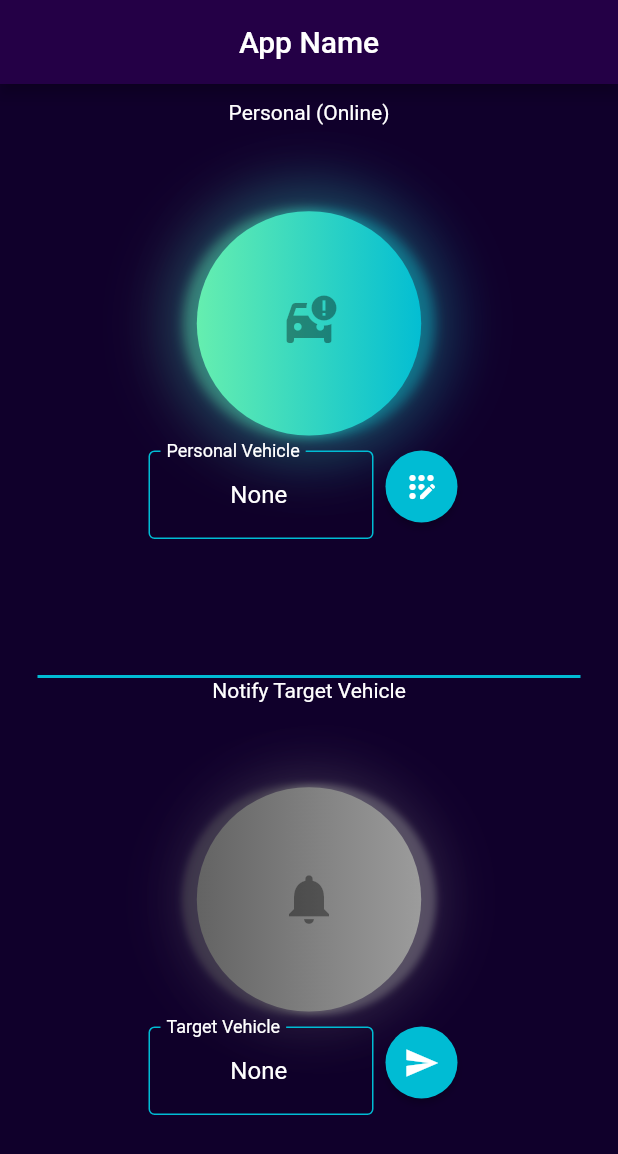
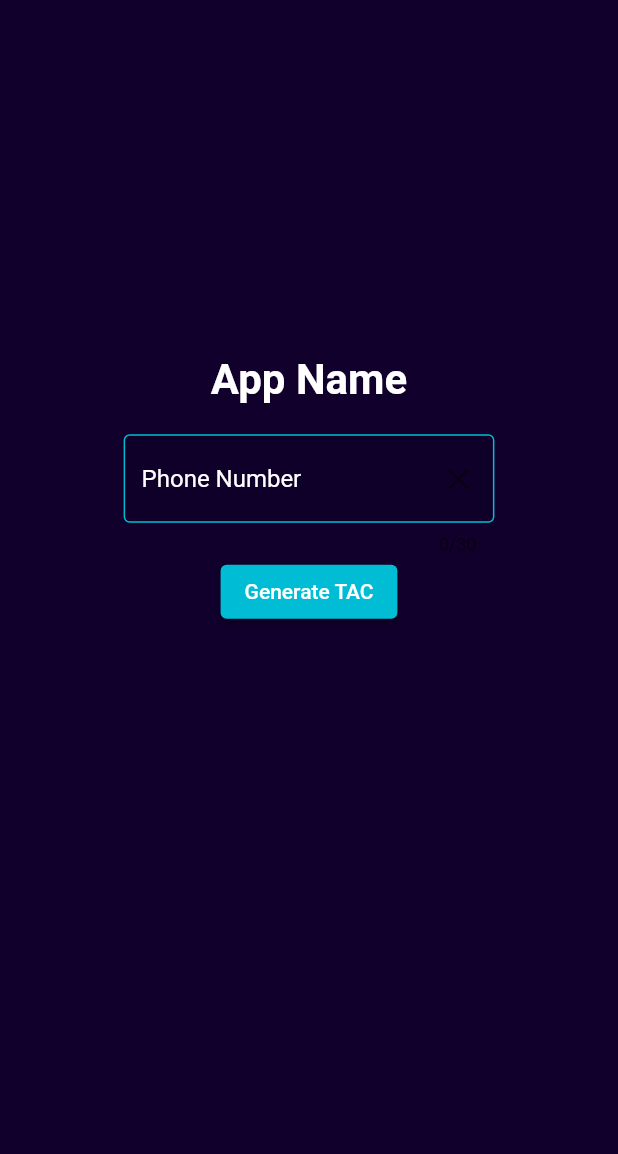
Before and after one commit to ChengCK18/parker-flutter, a Flutter app: the screen it shows after launch, on a phone screen of 412 x 824 dp. Shown: the top 1154 px of the screen. Run offline on Flutter 3.47's test engine with Material 2 defaults, Android fonts, the light colour scheme and no system bars; our stand-ins replace cloud_firestore, firebase_core; accounts and stored records are empty; generated files the repository leaves out were written again.

Commit message:
Added login page, pending firebase auth

```diff
--- /dev/null
+++ b/lib/loginPage.dart
@@ -0,0 +1,158 @@
+import 'package:flutter/material.dart';
+import 'package:flutter/src/foundation/key.dart';
+import 'package:flutter/src/widgets/framework.dart';
+import 'package:parker/main.dart';
+
+class LoginPage extends StatefulWidget {
+  const LoginPage({Key? key}) : super(key: key);
+
+  @override
+  State<LoginPage> createState() => _LoginPageState();
+}
+
+class _LoginPageState extends State<LoginPage> {
+  bool dispTac = false;
+
+  void sendTac() {
+    print("Send TAC hereee");
+    dispTac = true;
+    setState(() {});
+  }
+
+  @override
+  Widget build(BuildContext context) {
+    return Scaffold(
+      body: Column(
+        children: <Widget>[
+          Expanded(
+              child: Center(
+            child: Column(
+              mainAxisAlignment: MainAxisAlignment.center,
+              children: [
+                Padding(
+                  padding: const EdgeInsets.only(bottom: 20),
+                  child: Text(
+                    "App Name",
+                    style: TextStyle(fontSize: 28, fontWeight: FontWeight.bold),
+                  ),
+                ),
+                SizedBox(
+                  width: MediaQuery.of(context).size.width * 0.6,
+                  child: TextFormField(
+                    maxLength: 30,
+                    controller: null,
+                    textAlign: TextAlign.center,
+                    style: TextStyle(color: Colors.white),
+                    decoration: InputDecoration(
+                      suffixIcon: IconButton(
+                        onPressed: () {},
+                        icon: Icon(Icons.clear),
+                      ),
+                      filled: true,
+                      alignLabelWithHint: true,
+                      enabledBorder: OutlineInputBorder(
+                        borderSide: BorderSide(color: Colors.cyan),
+                      ),
+                      //[focusedBorder], displayed when [TextField, InputDecorator.isFocused] is true
+                      focusedBorder: OutlineInputBorder(
+                        borderSide: BorderSide(color: Colors.cyan),
+                      ),
+
+                      labelText: 'Phone Number',
+                      labelStyle: TextStyle(color: Colors.white),
+                    ),
+                  ),
+                ),
+                Padding(
+                  padding: const EdgeInsets.only(bottom: 20),
+                  child: ElevatedButton(
+                    child: Text(
+                      "Generate TAC",
+                      style: TextStyle(fontSize: 14),
+                    ),
+                    onPressed: sendTac,
+                    style: ElevatedButton.styleFrom(
+                      primary: Colors.cyan, // background
+                      onPrimary: Colors.white, // foreground
+                    ),
+                  ),
+                ),
+                Visibility(
+                  maintainSize: true,
+                  maintainAnimation: true,
+                  maintainState: true,
+                  visible: dispTac,
+                  child: SizedBox(
+                    width: MediaQuery.of(context).size.width * 0.6,
+                    child: TextFormField(
+                      maxLength: 30,
+                      controller: null,
+                      textAlign: TextAlign.center,
+                      style: TextStyle(color: Colors.white),
+                      decoration: const InputDecoration(
+                        filled: true,
+                        alignLabelWithHint: true,
+                        enabledBorder: OutlineInputBorder(
+                          borderSide: BorderSide(color: Colors.cyan),
+                        ),
+                        //[focusedBorder], displayed when [TextField, InputDecorator.isFocused] is true
+                        focusedBorder: OutlineInputBorder(
+                          borderSide: BorderSide(color: Colors.cyan),
+                        ),
+
+                        labelText: 'TAC Code',
+                        labelStyle: TextStyle(color: Colors.white),
+                      ),
+                    ),
+                  ),
+                ),
+                Visibility(
+                  maintainSize: true,
+                  maintainAnimation: true,
+                  maintainState: true,
+                  visible: dispTac,
+                  child: Padding(
+                    padding: const EdgeInsets.only(bottom: 20),
+                    child: ElevatedButton(
+                      child: Text(
+                        "Login",
+                        style: TextStyle(fontSize: 14),
+                      ),
+                      onPressed: () {
+                        Navigator.push(
+                          context,
+                          MaterialPageRoute(
+                              builder: (context) =>
+                                  const MyHomePage(title: "The number here")),
+                        );
+                      },
+                      style: ElevatedButton.styleFrom(
+                        primary: Colors.cyan, // background
+                        onPrimary: Colors.white, // foreground
+                      ),
+                    ),
+                  ),
+                ),
+              ],
+            ),
+          )),
+        ],
+      ),
+    );
+  }
+}
+
+/**
+ * ElevatedButton(
+        onPressed: () {
+          print('addddd');
+        },
+        child: Icon(Icons.app_registration_rounded, color: Colors.white),
+        style: ElevatedButton.styleFrom(
+          shape: CircleBorder(),
+          padding: EdgeInsets.all(12),
+          primary: Colors.cyan, // <-- Button color
+          onPrimary: Colors.white, // <-- Splash color
+        ),
+      )
+ */
--- a/lib/main.dart
+++ b/lib/main.dart
@@ -1,4 +1,5 @@
 import 'package:flutter/material.dart';
+import 'package:parker/loginPage.dart';
 import 'package:parker/personal_vehicle_reg_field.dart';
 import 'package:parker/target_vehicle_notify_field.dart';
 import 'package:parker/personal_vehicle_stats_but.dart';
@@ -19,7 +20,6 @@ void main() async {
 class MyApp extends StatelessWidget {
   const MyApp({Key? key}) : super(key: key);
 
-  // This widget is the root of your application.
   @override
   Widget build(BuildContext context) {
     return MaterialApp(
@@ -33,7 +33,7 @@ class MyApp extends StatelessWidget {
             displayColor: Colors.blue,
           ),
           scaffoldBackgroundColor: const Color(0xff10002b)),
-      home: const MyHomePage(title: 'App Name'),
+      home: const LoginPage(),
     );
   }
 }
@@ -51,17 +51,6 @@ class _MyHomePageState extends State<MyHomePage> {
   String vecPlateNum = "None";
 
   CollectionReference users = FirebaseFirestore.instance.collection('users');
-
-  /*
-  Future<void> addUser() {
-    // Call the user's CollectionReference to add a new user
-    return users
-        .add({
-          'full_name': 'John Doe',
-        })
-        .then((value) => print("User Added"))
-        .catchError((error) => print("Failed to add user: $error"));
-  }*/
 
   @override
   Widget build(BuildContext context) {
--- a/pubspec.yaml
+++ b/pubspec.yaml
@@ -36,6 +36,7 @@ dependencies:
   cupertino_icons: ^1.0.2
   firebase_core: ^1.18.0
   cloud_firestore: ^3.1.18
+  firebase_auth: ^3.3.20
 
 dev_dependencies:
   flutter_test:
```
Also changed, not shown: lib/personal_vehicle_reg_field.dart (+32 -2 lines), pubspec.lock, 1 other file.
